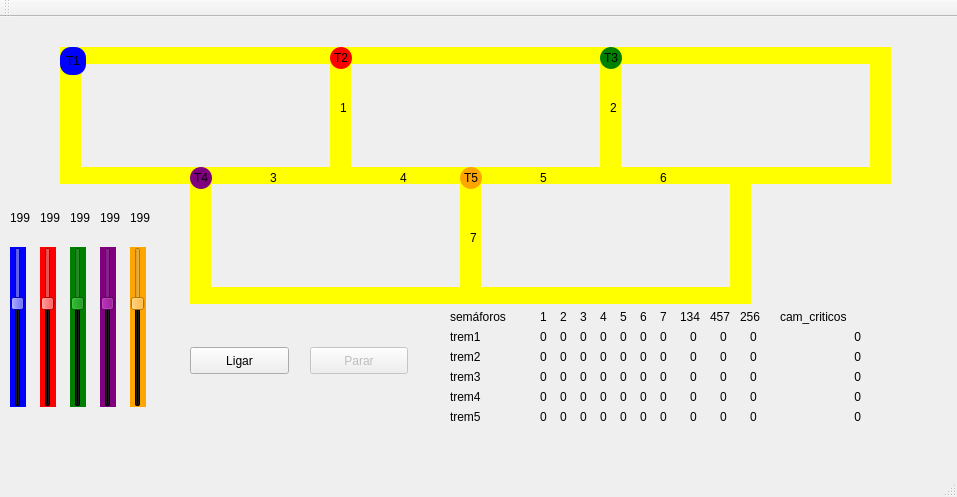
Before: the Qt Designer form T02/Trem/mainwindow.ui in Lenival/SO, drawn with Qt 5.
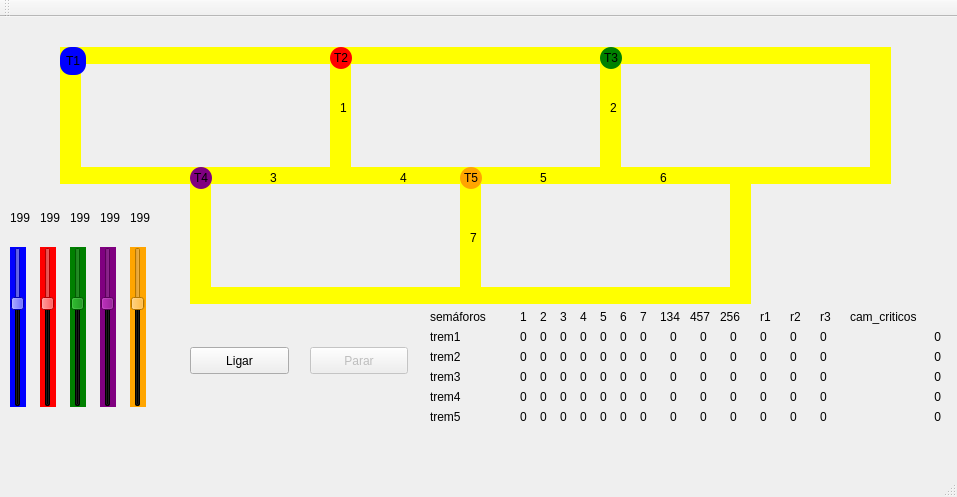
After: the same form once the commit is applied.

```diff
--- a/T02/Trem/mainwindow.ui
+++ b/T02/Trem/mainwindow.ui
@@ -1294,7 +1294,7 @@
    <widget class="QLabel" name="label_sem">
     <property name="geometry">
      <rect>
-      <x>450</x>
+      <x>430</x>
       <y>290</y>
       <width>81</width>
       <height>20</height>
@@ -1307,7 +1307,7 @@
    <widget class="QLabel" name="label_sem_1">
     <property name="geometry">
      <rect>
-      <x>540</x>
+      <x>520</x>
       <y>290</y>
       <width>21</width>
       <height>20</height>
@@ -1320,7 +1320,7 @@
    <widget class="QLabel" name="label_sem_2">
     <property name="geometry">
      <rect>
-      <x>560</x>
+      <x>540</x>
       <y>290</y>
       <width>21</width>
       <height>20</height>
@@ -1333,7 +1333,7 @@
    <widget class="QLabel" name="label_sem_3">
     <property name="geometry">
      <rect>
-      <x>580</x>
+      <x>560</x>
       <y>290</y>
       <width>21</width>
       <height>20</height>
@@ -1346,7 +1346,7 @@
    <widget class="QLabel" name="label_sem_4">
     <property name="geometry">
      <rect>
-      <x>600</x>
+      <x>580</x>
       <y>290</y>
       <width>21</width>
       <height>20</height>
@@ -1359,7 +1359,7 @@
    <widget class="QLabel" name="label_sem_5">
     <property name="geometry">
      <rect>
-      <x>640</x>
+      <x>620</x>
       <y>290</y>
       <width>21</width>
       <height>20</height>
@@ -1372,7 +1372,7 @@
    <widget class="QLabel" name="label_sem_6">
     <property name="geometry">
      <rect>
-      <x>620</x>
+      <x>600</x>
       <y>290</y>
       <width>21</width>
       <height>20</height>
@@ -1385,7 +1385,7 @@
    <widget class="QLabel" name="label_sem_7">
     <property name="geometry">
      <rect>
-      <x>660</x>
+      <x>640</x>
       <y>290</y>
       <width>21</width>
       <height>20</height>
@@ -1398,7 +1398,7 @@
    <widget class="QLabel" name="trem_1">
     <property name="geometry">
      <rect>
-      <x>450</x>
+      <x>430</x>
       <y>310</y>
       <width>91</width>
       <height>20</height>
@@ -1411,7 +1411,7 @@
    <widget class="QLabel" name="trem_2">
     <property name="geometry">
      <rect>
-      <x>450</x>
+      <x>430</x>
       <y>330</y>
       <width>91</width>
       <height>20</height>
@@ -1424,7 +1424,7 @@
    <widget class="QLabel" name="trem_3">
     <property name="geometry">
      <rect>
-      <x>450</x>
+      <x>430</x>
       <y>350</y>
       <width>91</width>
       <height>20</height>
@@ -1437,7 +1437,7 @@
    <widget class="QLabel" name="trem_4">
     <property name="geometry">
      <rect>
-      <x>450</x>
+      <x>430</x>
       <y>370</y>
       <width>91</width>
       <height>20</height>
@@ -1450,7 +1450,7 @@
    <widget class="QLabel" name="trem_5">
     <property name="geometry">
      <rect>
-      <x>450</x>
+      <x>430</x>
       <y>390</y>
       <width>91</width>
       <height>20</height>
@@ -1463,7 +1463,7 @@
    <widget class="QLabel" name="label_rec_1_1">
     <property name="geometry">
      <rect>
-      <x>540</x>
+      <x>520</x>
       <y>310</y>
       <width>21</width>
       <height>20</height>
@@ -1476,7 +1476,7 @@
    <widget class="QLabel" name="label_rec_2_1">
     <property name="geometry">
      <rect>
-      <x>540</x>
+      <x>520</x>
       <y>330</y>
       <width>21</width>
       <height>20</height>
@@ -1489,7 +1489,7 @@
    <widget class="QLabel" name="label_rec_3_1">
     <property name="geometry">
      <rect>
-      <x>540</x>
+      <x>520</x>
       <y>350</y>
       <width>21</width>
       <height>20</height>
@@ -1502,7 +1502,7 @@
    <widget class="QLabel" name="label_rec_4_1">
     <property name="geometry">
      <rect>
-      <x>540</x>
+      <x>520</x>
       <y>370</y>
       <width>21</width>
       <height>20</height>
@@ -1515,7 +1515,7 @@
    <widget class="QLabel" name="label_rec_5_1">
     <property name="geometry">
      <rect>
-      <x>540</x>
+      <x>520</x>
       <y>390</y>
       <width>21</width>
       <height>20</height>
@@ -1528,7 +1528,7 @@
    <widget class="QLabel" name="label_rec_2_2">
     <property name="geometry">
      <rect>
-      <x>560</x>
+      <x>540</x>
       <y>330</y>
       <width>21</width>
       <height>20</height>
@@ -1541,7 +1541,7 @@
    <widget class="QLabel" name="label_rec_4_2">
     <property name="geometry">
      <rect>
-      <x>560</x>
+      <x>540</x>
       <y>370</y>
       <width>21</width>
       <height>20</height>
@@ -1554,7 +1554,7 @@
    <widget class="QLabel" name="label_rec_5_2">
     <property name="geometry">
      <rect>
-      <x>560</x>
+      <x>540</x>
       <y>390</y>
       <width>21</width>
       <height>20</height>
@@ -1567,7 +1567,7 @@
    <widget class="QLabel" name="label_rec_1_2">
     <property name="geometry">
      <rect>
-      <x>560</x>
+      <x>540</x>
       <y>310</y>
       <width>21</width>
       <height>20</height>
@@ -1580,7 +1580,7 @@
    <widget class="QLabel" name="label_rec_3_2">
     <property name="geometry">
      <rect>
-      <x>560</x>
+      <x>540</x>
       <y>350</y>
       <width>21</width>
       <height>20</height>
@@ -1593,7 +1593,7 @@
    <widget class="QLabel" name="label_rec_2_3">
     <property name="geometry">
      <rect>
-      <x>580</x>
+      <x>560</x>
       <y>330</y>
       <width>21</width>
       <height>20</height>
@@ -1606,7 +1606,7 @@
    <widget class="QLabel" name="label_rec_4_3">
     <property name="geometry">
      <rect>
-      <x>580</x>
+      <x>560</x>
       <y>370</y>
       <width>21</width>
       <height>20</height>
@@ -1619,7 +1619,7 @@
    <widget class="QLabel" name="label_rec_5_3">
     <property name="geometry">
      <rect>
-      <x>580</x>
+      <x>560</x>
       <y>390</y>
       <width>21</width>
       <height>20</height>
@@ -1632,7 +1632,7 @@
    <widget class="QLabel" name="label_rec_1_3">
     <property name="geometry">
      <rect>
-      <x>580</x>
+      <x>560</x>
       <y>310</y>
       <width>21</width>
       <height>20</height>
@@ -1645,7 +1645,7 @@
    <widget class="QLabel" name="label_rec_3_3">
     <property name="geometry">
      <rect>
-      <x>580</x>
+      <x>560</x>
       <y>350</y>
       <width>21</width>
       <height>20</height>
@@ -1658,7 +1658,7 @@
    <widget class="QLabel" name="label_rec_2_4">
     <property name="geometry">
      <rect>
-      <x>600</x>
+      <x>580</x>
       <y>330</y>
       <width>21</width>
       <height>20</height>
@@ -1671,7 +1671,7 @@
    <widget class="QLabel" name="label_rec_4_4">
     <property name="geometry">
      <rect>
-      <x>600</x>
+      <x>580</x>
       <y>370</y>
       <width>21</width>
       <height>20</height>
@@ -1684,7 +1684,7 @@
    <widget class="QLabel" name="label_rec_5_4">
     <property name="geometry">
      <rect>
-      <x>600</x>
+      <x>580</x>
       <y>390</y>
       <width>21</width>
       <height>20</height>
@@ -1697,7 +1697,7 @@
    <widget class="QLabel" name="label_rec_1_4">
     <property name="geometry">
      <rect>
-      <x>600</x>
+      <x>580</x>
       <y>310</y>
       <width>21</width>
       <height>20</height>
@@ -1710,7 +1710,7 @@
    <widget class="QLabel" name="label_rec_3_4">
     <property name="geometry">
      <rect>
-      <x>600</x>
+      <x>580</x>
       <y>350</y>
       <width>21</width>
       <height>20</height>
@@ -1723,7 +1723,7 @@
    <widget class="QLabel" name="label_rec_2_5">
     <property name="geometry">
      <rect>
-      <x>620</x>
+      <x>600</x>
       <y>330</y>
       <width>21</width>
       <height>20</height>
@@ -1736,7 +1736,7 @@
    <widget class="QLabel" name="label_rec_4_5">
     <property name="geometry">
      <rect>
-      <x>620</x>
+      <x>600</x>
       <y>370</y>
       <width>21</width>
       <height>20</height>
@@ -1749,7 +1749,7 @@
    <widget class="QLabel" name="label_rec_5_5">
     <property name="geometry">
      <rect>
-      <x>620</x>
+      <x>600</x>
       <y>390</y>
       <width>21</width>
       <height>20</height>
@@ -1762,7 +1762,7 @@
    <widget class="QLabel" name="label_rec_1_5">
     <property name="geometry">
      <rect>
-      <x>620</x>
+      <x>600</x>
       <y>310</y>
       <width>21</width>
       <height>20</height>
@@ -1775,7 +1775,7 @@
    <widget class="QLabel" name="label_rec_3_5">
     <property name="geometry">
      <rect>
-      <x>620</x>
+      <x>600</x>
       <y>350</y>
       <width>21</width>
       <height>20</height>
@@ -1788,7 +1788,7 @@
    <widget class="QLabel" name="label_rec_2_6">
     <property name="geometry">
      <rect>
-      <x>640</x>
+      <x>620</x>
       <y>330</y>
       <width>21</width>
       <height>20</height>
@@ -1801,7 +1801,7 @@
    <widget class="QLabel" name="label_rec_4_6">
     <property name="geometry">
      <rect>
-      <x>640</x>
+      <x>620</x>
       <y>370</y>
       <width>21</width>
       <height>20</height>
@@ -1814,7 +1814,7 @@
    <widget class="QLabel" name="label_rec_5_6">
     <property name="geometry">
      <rect>
-      <x>640</x>
+      <x>620</x>
       <y>390</y>
       <width>21</width>
       <height>20</height>
@@ -1827,7 +1827,7 @@
    <widget class="QLabel" name="label_rec_1_6">
     <property name="geometry">
      <rect>
-      <x>640</x>
+      <x>620</x>
       <y>310</y>
       <width>21</width>
       <height>20</height>
@@ -1840,7 +1840,7 @@
    <widget class="QLabel" name="label_rec_3_6">
     <property name="geometry">
      <rect>
-      <x>640</x>
+      <x>620</x>
       <y>350</y>
       <width>21</width>
       <height>20</height>
@@ -1853,7 +1853,7 @@
    <widget class="QLabel" name="label_rec_2_7">
     <property name="geometry">
      <rect>
-      <x>660</x>
+      <x>640</x>
       <y>330</y>
       <width>21</width>
       <height>20</height>
@@ -1866,7 +1866,7 @@
    <widget class="QLabel" name="label_rec_4_7">
     <property name="geometry">
      <rect>
-      <x>660</x>
+      <x>640</x>
       <y>370</y>
       <width>21</width>
       <height>20</height>
@@ -1879,7 +1879,7 @@
    <widget class="QLabel" name="label_rec_5_7">
     <property name="geometry">
      <rect>
-      <x>660</x>
+      <x>640</x>
       <y>390</y>
       <width>21</width>
       <height>20</height>
@@ -1892,7 +1892,7 @@
    <widget class="QLabel" name="label_rec_1_7">
     <property name="geometry">
      <rect>
-      <x>660</x>
+      <x>640</x>
       <y>310</y>
       <width>21</width>
       <height>20</height>
@@ -1905,7 +1905,7 @@
    <widget class="QLabel" name="label_rec_3_7">
     <property name="geometry">
      <rect>
-      <x>660</x>
+      <x>640</x>
       <y>350</y>
       <width>21</width>
       <height>20</height>
@@ -1918,7 +1918,7 @@
    <widget class="QLabel" name="label_sem_8">
     <property name="geometry">
      <rect>
-      <x>680</x>
+      <x>660</x>
       <y>290</y>
       <width>31</width>
       <height>20</height>
@@ -1931,7 +1931,7 @@
    <widget class="QLabel" name="label_sem_9">
     <property name="geometry">
      <rect>
-      <x>710</x>
+      <x>690</x>
       <y>290</y>
       <width>31</width>
       <height>20</height>
@@ -1944,7 +1944,7 @@
    <widget class="QLabel" name="label_sem_10">
     <property name="geometry">
      <rect>
-      <x>740</x>
+      <x>720</x>
       <y>290</y>
       <width>31</width>
       <height>20</height>
@@ -1957,7 +1957,7 @@
    <widget class="QLabel" name="label_rec_3_8">
     <property name="geometry">
      <rect>
-      <x>690</x>
+      <x>670</x>
       <y>350</y>
       <width>21</width>
       <height>20</height>
@@ -1970,7 +1970,7 @@
    <widget class="QLabel" name="label_rec_1_8">
     <property name="geometry">
      <rect>
-      <x>690</x>
+      <x>670</x>
       <y>310</y>
       <width>21</width>
       <height>20</height>
@@ -1983,7 +1983,7 @@
    <widget class="QLabel" name="label_rec_5_8">
     <property name="geometry">
      <rect>
-      <x>690</x>
+      <x>670</x>
       <y>390</y>
       <width>21</width>
       <height>20</height>
@@ -1996,7 +1996,7 @@
    <widget class="QLabel" name="label_rec_4_8">
     <property name="geometry">
      <rect>
-      <x>690</x>
+      <x>670</x>
       <y>370</y>
       <width>21</width>
       <height>20</height>
@@ -2009,7 +2009,7 @@
    <widget class="QLabel" name="label_rec_2_8">
     <property name="geometry">
      <rect>
-      <x>690</x>
+      <x>670</x>
       <y>330</y>
       <width>21</width>
       <height>20</height>
@@ -2022,7 +2022,7 @@
    <widget class="QLabel" name="label_rec_3_9">
     <property name="geometry">
      <rect>
-      <x>720</x>
+      <x>700</x>
       <y>350</y>
       <width>21</width>
       <height>20</height>
@@ -2035,7 +2035,7 @@
    <widget class="QLabel" name="label_rec_1_9">
     <property name="geometry">
      <rect>
-      <x>720</x>
+      <x>700</x>
       <y>310</y>
       <width>21</width>
       <height>20</height>
@@ -2048,7 +2048,7 @@
    <widget class="QLabel" name="label_rec_5_9">
     <property name="geometry">
      <rect>
-      <x>720</x>
+      <x>700</x>
       <y>390</y>
       <width>21</width>
       <height>20</height>
@@ -2061,7 +2061,7 @@
    <widget class="QLabel" name="label_rec_4_9">
     <property name="geometry">
      <rect>
-      <x>720</x>
+      <x>700</x>
       <y>370</y>
       <width>21</width>
       <height>20</height>
@@ -2074,7 +2074,7 @@
    <widget class="QLabel" name="label_rec_2_9">
     <property name="geometry">
      <rect>
-      <x>720</x>
+      <x>700</x>
       <y>330</y>
       <width>21</width>
       <height>20</height>
@@ -2087,7 +2087,7 @@
    <widget class="QLabel" name="label_rec_3_10">
     <property name="geometry">
      <rect>
-      <x>750</x>
+      <x>730</x>
       <y>350</y>
       <width>21</width>
       <height>20</height>
@@ -2100,7 +2100,7 @@
    <widget class="QLabel" name="label_rec_1_10">
     <property name="geometry">
      <rect>
-      <x>750</x>
+      <x>730</x>
       <y>310</y>
       <width>21</width>
       <height>20</height>
@@ -2113,7 +2113,7 @@
    <widget class="QLabel" name="label_rec_5_10">
     <property name="geometry">
      <rect>
-      <x>750</x>
+      <x>730</x>
       <y>390</y>
       <width>21</width>
       <height>20</height>
@@ -2126,7 +2126,7 @@
    <widget class="QLabel" name="label_rec_4_10">
     <property name="geometry">
      <rect>
-      <x>750</x>
+      <x>730</x>
       <y>370</y>
       <width>21</width>
       <height>20</height>
@@ -2139,7 +2139,7 @@
    <widget class="QLabel" name="label_rec_2_10">
     <property name="geometry">
      <rect>
-      <x>750</x>
+      <x>730</x>
       <y>330</y>
       <width>21</width>
       <height>20</height>
@@ -2152,7 +2152,7 @@
    <widget class="QLabel" name="label_sem_11">
     <property name="geometry">
      <rect>
-      <x>780</x>
+      <x>850</x>
       <y>290</y>
       <width>91</width>
       <height>20</height>
@@ -2165,9 +2165,9 @@
    <widget class="QLabel" name="label_rec_4_11">
     <property name="geometry">
      <rect>
-      <x>780</x>
+      <x>840</x>
       <y>370</y>
-      <width>81</width>
+      <width>101</width>
       <height>20</height>
      </rect>
     </property>
@@ -2181,9 +2181,9 @@
    <widget class="QLabel" name="label_rec_3_11">
     <property name="geometry">
      <rect>
-      <x>780</x>
+      <x>840</x>
       <y>350</y>
-      <width>81</width>
+      <width>101</width>
       <height>20</height>
      </rect>
     </property>
@@ -2197,9 +2197,9 @@
    <widget class="QLabel" name="label_rec_2_11">
     <property name="geometry">
      <rect>
-      <x>780</x>
+      <x>840</x>
       <y>330</y>
-      <width>81</width>
+      <width>101</width>
       <height>20</height>
      </rect>
     </property>
@@ -2213,9 +2213,9 @@
    <widget class="QLabel" name="label_rec_1_11">
     <property name="geometry">
      <rect>
-      <x>780</x>
+      <x>840</x>
       <y>310</y>
-      <width>81</width>
+      <width>101</width>
       <height>20</height>
      </rect>
     </property>
@@ -2229,9 +2229,9 @@
    <widget class="QLabel" name="label_rec_5_11">
     <property name="geometry">
      <rect>
-      <x>780</x>
+      <x>840</x>
       <y>390</y>
-      <width>81</width>
+      <width>101</width>
       <height>20</height>
      </rect>
     </property>
@@ -2242,6 +2242,249 @@
      <set>Qt::AlignRight|Qt::AlignTrailing|Qt::AlignVCenter</set>
     </property>
    </widget>
+   <widget class="QLabel" name="label_sem_12">
+    <property name="geometry">
+     <rect>
+      <x>750</x>
+      <y>290</y>
+      <width>31</width>
+      <height>20</height>
+     </rect>
+    </property>
+    <property name="text">
+     <string>r1</string>
+    </property>
+    <property name="alignment">
+     <set>Qt::AlignCenter</set>
+    </property>
+   </widget>
+   <widget class="QLabel" name="label_rec_1_12">
+    <property name="geometry">
+     <rect>
+      <x>760</x>
+      <y>310</y>
+      <width>21</width>
+      <height>20</height>
+     </rect>
+    </property>
+    <property name="text">
+     <string>0</string>
+    </property>
+   </widget>
+   <widget class="QLabel" name="label_rec_4_12">
+    <property name="geometry">
+     <rect>
+      <x>760</x>
+      <y>370</y>
+      <width>21</width>
+      <height>20</height>
+     </rect>
+    </property>
+    <property name="text">
+     <string>0</string>
+    </property>
+   </widget>
+   <widget class="QLabel" name="label_rec_2_12">
+    <property name="geometry">
+     <rect>
+      <x>760</x>
+      <y>330</y>
+      <width>21</width>
+      <height>20</height>
+     </rect>
+    </property>
+    <property name="text">
+     <string>0</string>
+    </property>
+   </widget>
+   <widget class="QLabel" name="label_rec_3_12">
+    <property name="geometry">
+     <rect>
+      <x>760</x>
+      <y>350</y>
+      <width>21</width>
+      <height>20</height>
+     </rect>
+    </property>
+    <property name="text">
+     <string>0</string>
+    </property>
+   </widget>
+   <widget class="QLabel" name="label_rec_5_12">
+    <property name="geometry">
+     <rect>
+      <x>760</x>
+      <y>390</y>
+      <width>21</width>
+      <height>20</height>
+     </rect>
+    </property>
+    <property name="text">
+     <string>0</string>
+    </property>
+   </widget>
+   <widget class="QLabel" name="label_sem_13">
+    <property name="geometry">
+     <rect>
+      <x>780</x>
+      <y>290</y>
+      <width>31</width>
+      <height>20</height>
+     </rect>
+    </property>
+    <property name="text">
+     <string>r2</string>
+    </property>
+    <property name="alignment">
+     <set>Qt::AlignCenter</set>
+    </property>
+   </widget>
+   <widget class="QLabel" name="label_rec_1_13">
+    <property name="geometry">
+     <rect>
+      <x>790</x>
+      <y>310</y>
+      <width>21</width>
+      <height>20</height>
+     </rect>
+    </property>
+    <property name="text">
+     <string>0</string>
+    </property>
+   </widget>
+   <widget class="QLabel" name="label_rec_4_13">
+    <property name="geometry">
+     <rect>
+      <x>790</x>
+      <y>370</y>
+      <width>21</width>
+      <height>20</height>
+     </rect>
+    </property>
+    <property name="text">
+     <string>0</string>
+    </property>
+   </widget>
+   <widget class="QLabel" name="label_rec_2_13">
+    <property name="geometry">
+     <rect>
+      <x>790</x>
+      <y>330</y>
+      <width>21</width>
+      <height>20</height>
+     </rect>
+    </property>
+    <property name="text">
+     <string>0</string>
+    </property>
+   </widget>
+   <widget class="QLabel" name="label_rec_3_13">
+    <property name="geometry">
+     <rect>
+      <x>790</x>
+      <y>350</y>
+      <width>21</width>
+      <height>20</height>
+     </rect>
+    </property>
+    <property name="text">
+     <string>0</string>
+    </property>
+   </widget>
+   <widget class="QLabel" name="label_rec_5_13">
+    <property name="geometry">
+     <rect>
+      <x>790</x>
+      <y>390</y>
+      <width>21</width>
+      <height>20</height>
+     </rect>
+    </property>
+    <property name="text">
+     <string>0</string>
+    </property>
+   </widget>
+   <widget class="QLabel" name="label_rec_2_14">
+    <property name="geometry">
+     <rect>
+      <x>820</x>
+      <y>330</y>
+      <width>21</width>
+      <height>20</height>
+     </rect>
+    </property>
+    <property name="text">
+     <string>0</string>
+    </property>
+   </widget>
+   <widget class="QLabel" name="label_rec_1_14">
+    <property name="geometry">
+     <rect>
+      <x>820</x>
+      <y>310</y>
+      <width>21</width>
+      <height>20</height>
+     </rect>
+    </property>
+    <property name="text">
+     <string>0</string>
+    </property>
+   </widget>
+   <widget class="QLabel" name="label_rec_4_14">
+    <property name="geometry">
+     <rect>
+      <x>820</x>
+      <y>370</y>
+      <width>21</width>
+      <height>20</height>
+     </rect>
+    </property>
+    <property name="text">
+     <string>0</string>
+    </property>
+   </widget>
+   <widget class="QLabel" name="label_sem_14">
+    <property name="geometry">
+     <rect>
+      <x>810</x>
+      <y>290</y>
+      <width>31</width>
+      <height>20</height>
+     </rect>
+    </property>
+    <property name="text">
+     <string>r3</string>
+    </property>
+    <property name="alignment">
+     <set>Qt::AlignCenter</set>
+    </property>
+   </widget>
+   <widget class="QLabel" name="label_rec_5_14">
+    <property name="geometry">
+     <rect>
+      <x>820</x>
+      <y>390</y>
+      <width>21</width>
+      <height>20</height>
+     </rect>
+    </property>
+    <property name="text">
+     <string>0</string>
+    </property>
+   </widget>
+   <widget class="QLabel" name="label_rec_3_14">
+    <property name="geometry">
+     <rect>
+      <x>820</x>
+      <y>350</y>
+      <width>21</width>
+      <height>20</height>
+     </rect>
+    </property>
+    <property name="text">
+     <string>0</string>
+    </property>
+   </widget>
    <zorder>label_trilho2_2</zorder>
    <zorder>label_trilho3_2</zorder>
    <zorder>label_trilho4_4</zorder>
```
Left out of the diff: 18 changed lines with no effect on the pictures.
